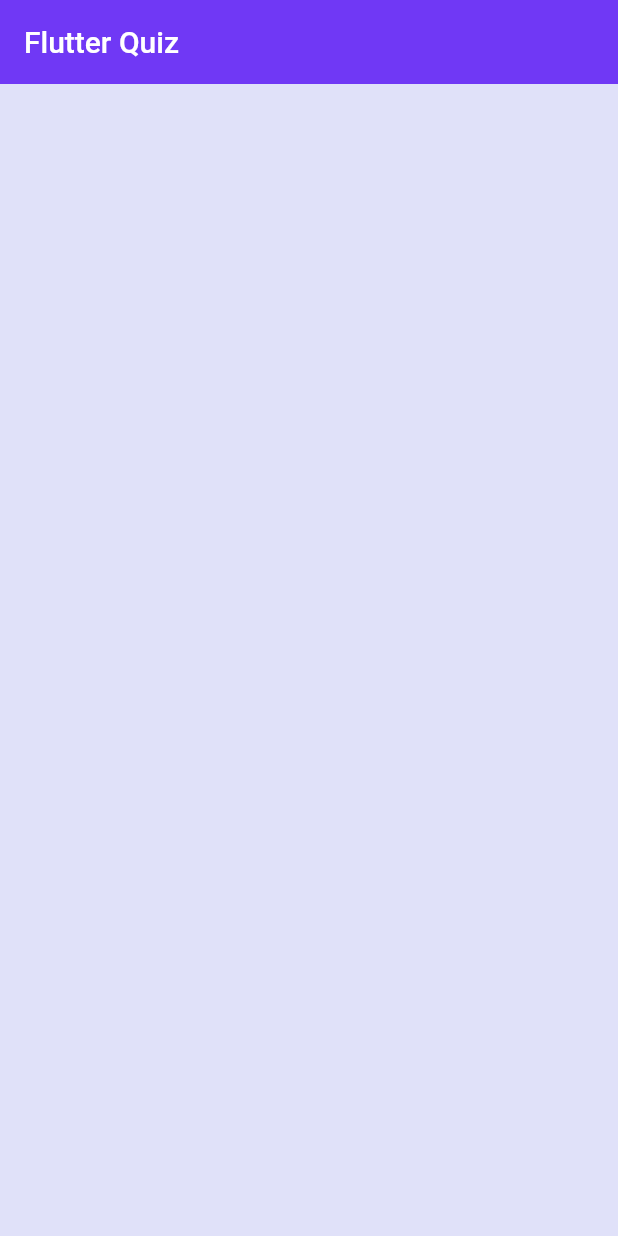
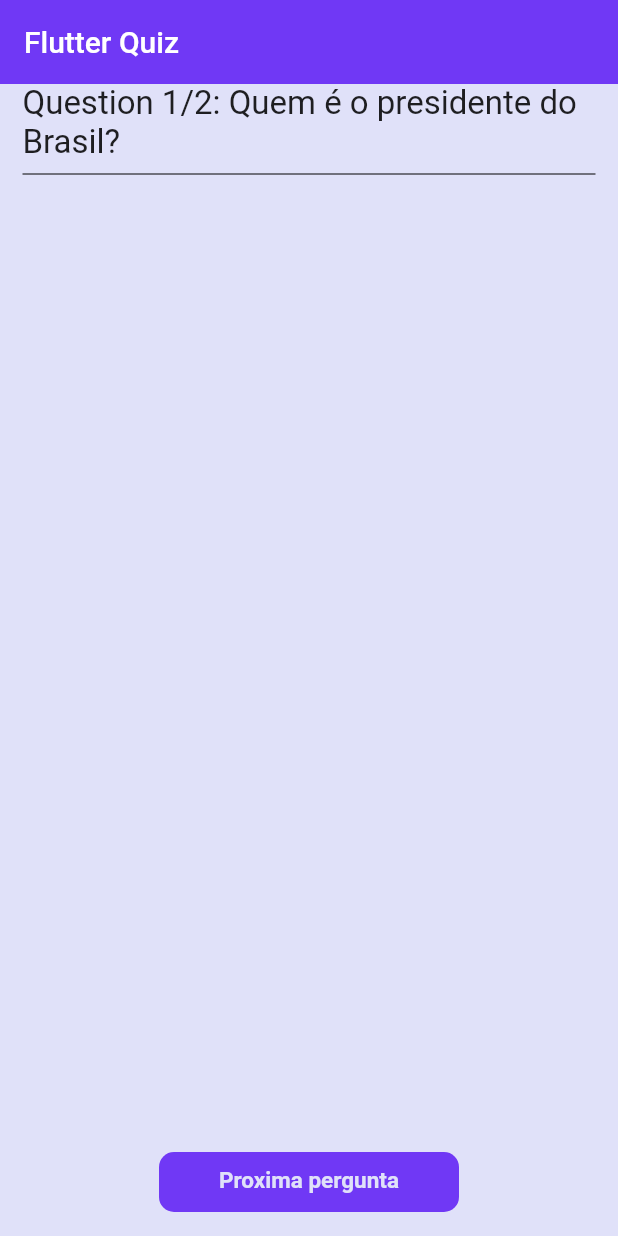
Before and after one commit to tvlas/flutter-quiz, a Flutter app: the screen it shows after launch, on a phone screen of 412 x 824 dp. Run offline on Flutter 3.47's test engine with Material 2 defaults, Android fonts, the phone set to English and light mode, and no system bars.

Commit message:
questions and next button implemented

```diff
--- a/lib/screens/home_screen.dart
+++ b/lib/screens/home_screen.dart
@@ -1,10 +1,13 @@
 import 'package:flutter/material.dart';
 import 'package:quizapp/quiz_model.dart';
+import 'package:quizapp/widgets/next_question_button.dart';
 import '../constants.dart';
+import '../widgets/quiz_question_.dart';
 
 
 class HomeScreen extends StatefulWidget {
   const HomeScreen({ Key? key }) : super(key: key);
+
 
   @override
   State<HomeScreen> createState() => _HomeScreenState();
@@ -27,6 +30,16 @@ class _HomeScreenState extends State<HomeScreen> {
 
   int index = 0;
 
+  void nextQuestion(){
+    if (index == _questions.length -1){
+      return;
+    }else {
+    setState(() {
+      index++;
+    });
+  }
+}
+
   @override
   Widget build(BuildContext context) {
     return Scaffold(
@@ -36,7 +49,25 @@ class _HomeScreenState extends State<HomeScreen> {
         title: const Text('Flutter Quiz'),
         backgroundColor: kQuizScaffoldColor,
       ),
-
+      body: Container(
+        width: double.infinity,
+        padding: const EdgeInsets.symmetric(horizontal: 15.0),
+        child: Column(
+          children: [
+            QuestionWidget(
+              indexQuestion: index,
+              question: _questions[index].title,
+              questionAmount: _questions.length,
+            ),
+            const Divider(color: Colors.black,)
+          ],
+        ),
+      ),
+      //button goes here ---------------------
+      floatingActionButton: NextQuestion(
+        nextQuestion: nextQuestion,
+      ),
+      floatingActionButtonLocation: FloatingActionButtonLocation.centerFloat,
     );
   }
 }
--- /dev/null
+++ b/lib/widgets/next_question_button.dart
@@ -0,0 +1,32 @@
+import 'package:flutter/material.dart';
+import '../constants.dart';
+
+class NextQuestion extends StatelessWidget {
+  const NextQuestion({ Key? key, required this.nextQuestion }) : super(key: key);
+  final VoidCallback nextQuestion;
+
+  @override
+  Widget build(BuildContext context) {
+    return GestureDetector(
+      onTap: nextQuestion,
+      child: Container(
+        decoration: BoxDecoration(
+          borderRadius: BorderRadius.circular(10),
+          color: kQuizScaffoldColor,
+        ),
+        width: 200,
+        height: 40,
+        padding: const EdgeInsets.symmetric(vertical: 10.0),
+        child: const Text(
+          'Proxima pergunta',
+          textAlign: TextAlign.center,
+          style: TextStyle(
+            fontSize: 15.0,
+            fontWeight: FontWeight.w600,
+            color: kBaseColor
+          ),
+          )
+      ),
+    );
+  }
+}
--- a/lib/widgets/quiz_question_.dart
+++ b/lib/widgets/quiz_question_.dart
@@ -13,7 +13,12 @@ class QuestionWidget extends StatelessWidget {
   Widget build(BuildContext context) {
     return Container(
       alignment: Alignment.centerLeft,
-      child: Text('Question ${indexQuestion + 1}/$questionAmount: $question'),
+      child: Text(
+        'Question ${indexQuestion + 1}/$questionAmount: $question',
+        style: const TextStyle(
+          fontSize: 22.0,
+        ),
+      ),
 
     );
   }
```
